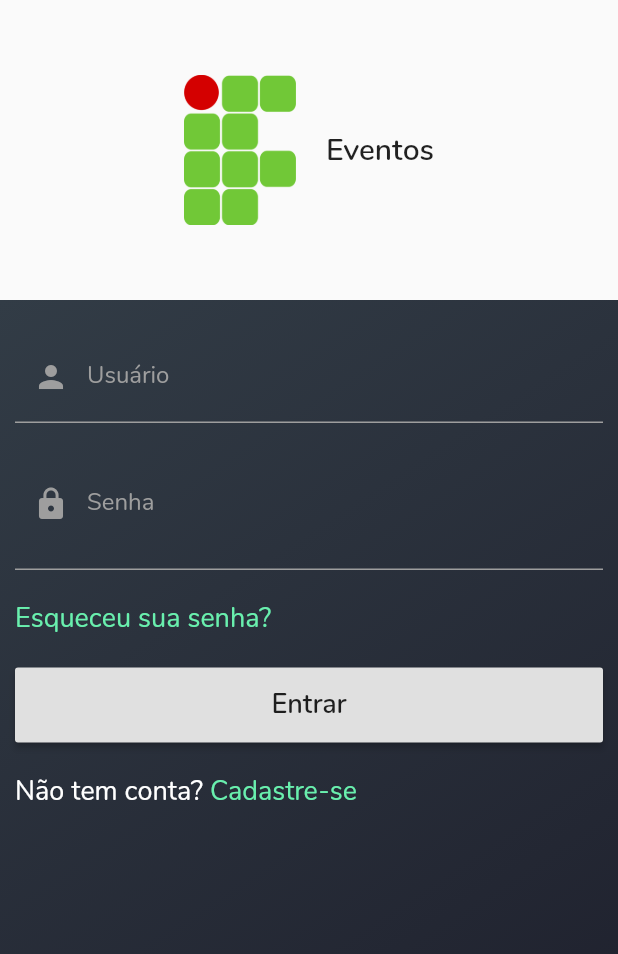
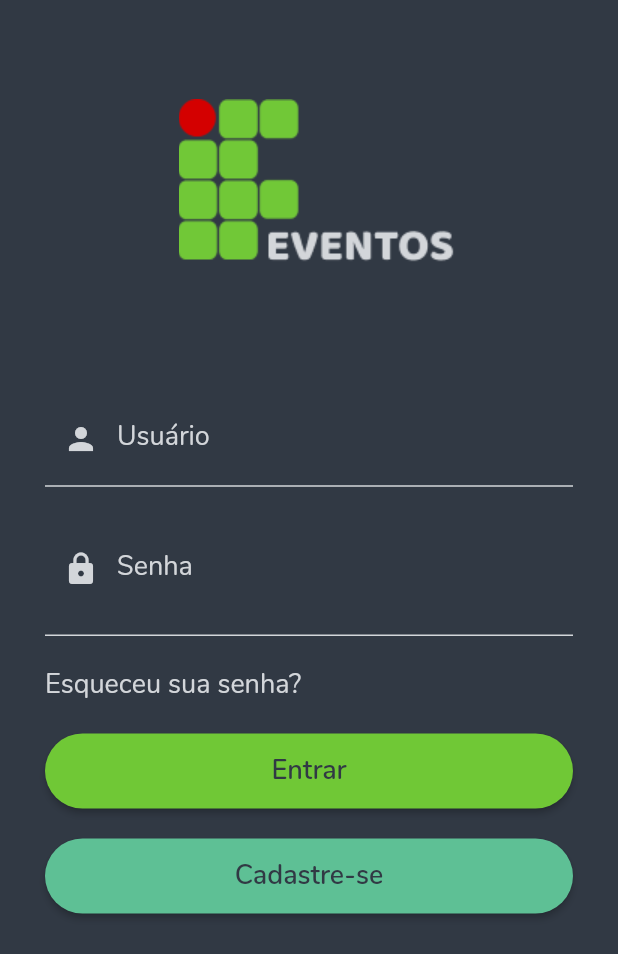
Before and after one commit to LucasS03/if-eventos, a Flutter app: the screen it shows after launch, on a phone screen of 412 x 824 dp. Shown: the top 954 px of the screen. Run offline on Flutter 3.47's test engine with Material 2 defaults, Android fonts, the phone set to English and light mode, and no system bars; our stand-ins replace cloud_firestore, csv, datetime_picker_formfield, expandable, file_picker, firebase_auth and 5 more; missing offline and left inert: excel; accounts and stored records are empty.

Commit message:
Nova tela de login

```diff
--- a/lib/main.dart
+++ b/lib/main.dart
@@ -1,5 +1,6 @@
 import 'package:flutter/material.dart';
 import 'package:get_storage/get_storage.dart';
+import 'package:ifeventos/views/signIn/sign-in-teste.dart';
 import 'package:ifeventos/views/splash-screen/splash-screen.dart';
 
 void main() async {
--- a/lib/views/signIn/sign-in.dart
+++ b/lib/views/signIn/sign-in.dart
@@ -5,6 +5,7 @@ import 'package:ifeventos/views/recover-password/recover-password.dart';
 import 'package:ifeventos/views/singup/sign-up.dart';
 import 'package:ifeventos/views/splash-screen/splash-screen.dart';
 import 'package:ifeventos/widgets/custom-dialog-box.dart';
+import 'package:flutter_svg/flutter_svg.dart';
 
 class SignInScreen extends StatefulWidget {
   @override
@@ -105,97 +106,69 @@ class _SignInScreenState extends State<SignInScreen> {
     return WillPopScope(
         onWillPop: _onBackPressed,
         child: Scaffold(
+          backgroundColor: Color(0xFF313944),
           body: SafeArea(
             child: SingleChildScrollView(
               child: Column(
                 children: <Widget>[
                   Container(
-                      width: double.maxFinite,
-                      height: 200,
-                      child: Row(
-                        mainAxisAlignment: MainAxisAlignment.center,
-                        crossAxisAlignment: CrossAxisAlignment.center,
-                        children: <Widget>[
-                          Image.asset(
-                            'images/if.png',
-                            height: 100,
-                          ),
-                          SizedBox(
-                            width: 20,
-                          ),
-                          Column(
-                            mainAxisAlignment: MainAxisAlignment.center,
-                            crossAxisAlignment: CrossAxisAlignment.start,
-                            children: <Widget>[
-                              Text(
-                                "Eventos",
-                                style: TextStyle(
-                                    fontFamily: 'Nunito',
-                                    fontSize: 20,
-                                    fontWeight: FontWeight.w600
-                                ),
-                              ),
-                              // Text(
-                              //   "2021",
-                              //   style: TextStyle(
-                              //     fontFamily: 'Nunito',
-                              //     fontSize: 20,
-                              //     fontWeight: FontWeight.w600
-                              //   ),
-                              // ),
-                            ],
-                          )
-                        ],
-                      )
-                  ),
-
-                  Container(
-                    height: MediaQuery.of(context).size.height - 200,
-                    padding: const EdgeInsets.symmetric(horizontal: 10, vertical: 20),
-                    decoration: BoxDecoration(
-                        gradient: LinearGradient(
-                            begin: Alignment.topLeft,
-                            end: Alignment.bottomRight,
-                            colors: [
-                              Color.fromRGBO(50,60,70,1),
-                              Color.fromRGBO(28,29,42,1),
-                            ]
-                        )
-                    ),
+                    padding: EdgeInsets.fromLTRB(30.0, 66.0, 30.0, 0.0),
                     child: Column(
                       crossAxisAlignment: CrossAxisAlignment.start,
                       children: <Widget>[
+                        Row(
+                          mainAxisAlignment: MainAxisAlignment.center,
+                          children: [
+                            SizedBox(
+                              width: 50,
+                            ),
+                            Center(
+                          child: Image.asset(
+                            'images/logo-if-eventos.png',
+                            //height: 100,
+                            fit: BoxFit.cover,
+                            alignment: Alignment.center,
+                          ),
+                        ),
+                          ],
+                        ),
+                        SizedBox(
+                          height: 84.0,
+                        ),
+
                         TextField(
                           controller: _mailController,
                           cursorColor: Colors.greenAccent,
                           style: TextStyle(
-                              color: Colors.white
+                              color: Color(0xFFD3D6DA)
                           ),
                           keyboardType: TextInputType.emailAddress,
                           decoration: InputDecoration(
                               labelText: "Usuário",
                               errorText: _validateMail ? _mailError : null,
                               labelStyle: TextStyle(
-                                  color: Colors.grey
+                                  color: Color(0xFFD3D6DA),
+                                  fontSize: 18,
+                                  fontFamily: 'Nunito'
                               ),
                               enabledBorder: UnderlineInputBorder(
                                   borderSide: BorderSide(
-                                      color: Colors.grey
+                                      color: Color(0xFFD3D6DA)
                                   )
                               ),
                               focusedBorder: UnderlineInputBorder(
                                 borderSide: BorderSide(
-                                    color: Colors.grey,
+                                    color: Color(0xFFD3D6DA),
                                     width: 2
                                 ),
                               ),
                               prefixIcon: Icon(
                                   Icons.person,
-                                  color: Colors.grey
+                                  color: Color(0xFFD3D6DA)
                               ),
                               border: UnderlineInputBorder(
                                   borderSide: BorderSide(
-                                      color: Colors.grey
+                                      color: Color(0xFFD3D6DA)
                                   )
                               )
                           ),
@@ -208,7 +181,7 @@ class _SignInScreenState extends State<SignInScreen> {
                           cursorColor: Colors.greenAccent,
                           obscureText: _hiddenPassword,
                           style: TextStyle(
-                              color: Colors.white
+                              color: Color(0xFFD3D6DA)
                           ),
                           keyboardType: TextInputType.text,
                           decoration: InputDecoration(
@@ -221,26 +194,27 @@ class _SignInScreenState extends State<SignInScreen> {
                                   }
                               ),
                               labelStyle: TextStyle(
-                                  color: Colors.grey
+                                  color: Color(0xFFD3D6DA),
+                                  fontSize: 18
                               ),
                               enabledBorder: UnderlineInputBorder(
                                   borderSide: BorderSide(
-                                      color: Colors.grey
+                                      color: Color(0xFFD3D6DA)
                                   )
                               ),
                               focusedBorder: UnderlineInputBorder(
                                 borderSide: BorderSide(
-                                    color: Colors.grey,
+                                    color: Color(0xFFD3D6DA),
                                     width: 2
                                 ),
                               ),
                               prefixIcon: Icon(
                                   Icons.lock,
-                                  color: Colors.grey
+                                  color: Color(0xFFD3D6DA)
                               ),
                               border: UnderlineInputBorder(
                                   borderSide: BorderSide(
-                                      color: Colors.grey
+                                      color: Color(0xFFD3D6DA)
                                   )
                               )
                           ),
@@ -258,7 +232,7 @@ class _SignInScreenState extends State<SignInScreen> {
                             child: Text(
                               "Esqueceu sua senha?",
                               style: TextStyle(
-                                  color: Colors.greenAccent,
+                                  color: Color(0xFFD3D6DA),
                                   fontFamily: 'Nunito',
                                   fontSize: 18,
                                   fontWeight: FontWeight.normal
@@ -270,13 +244,23 @@ class _SignInScreenState extends State<SignInScreen> {
                         SizedBox(
                           height: 50,
                           width: double.maxFinite,
-                          child: RaisedButton(
+                          child: ElevatedButton(
+                            style: ButtonStyle(
+                              backgroundColor: MaterialStateProperty.all(Color(0xFF70C836)),
+                              shape: MaterialStateProperty.all<RoundedRectangleBorder>(
+                                RoundedRectangleBorder(
+                                  borderRadius: BorderRadius.circular(61.0),
+
+                                ),
+                              ),
+                            ),
                             onPressed: () {
                               _login();
                             },
                             child: Text(
                               "Entrar",
                               style: TextStyle(
+                                  color: Color(0xFF313944),
                                   fontFamily: 'Nunito',
                                   fontSize: 18,
                                   fontWeight: FontWeight.w600
@@ -285,38 +269,73 @@ class _SignInScreenState extends State<SignInScreen> {
                           ),
                         ),
 
-                        Padding(
-                            padding: const EdgeInsets.symmetric(vertical: 20.0),
-                            child: Row(
-                              children: <Widget>[
-                                Text(
-                                  'Não tem conta?',
-                                  style: TextStyle(
-                                      color: Colors.white,
-                                      fontFamily: 'Nunito',
-                                      fontSize: 18,
-                                      fontWeight: FontWeight.normal
+                        SizedBox(
+                          height: 20.0,
+                        ),
+
+                        SizedBox(
+                          height: 50,
+                          width: double.maxFinite,
+                          child: ElevatedButton(
+                            style: ButtonStyle(
+                              backgroundColor: MaterialStateProperty.all(Color(0xFF5EC095)),
+                              shape: MaterialStateProperty.all<RoundedRectangleBorder>(
+                                RoundedRectangleBorder(
+                                  borderRadius: BorderRadius.circular(61.0),
+
                                 ),
                               ),
-                                GestureDetector(
-                                    onTap: () {
+                            ),
+                            onPressed: () {
                               Navigator.push(
                                         context,
                                         MaterialPageRoute(builder: (context) => SignUpScreen()),
                                       );
                             },
                             child: Text(
-                                        ' Cadastre-se',
+                              "Cadastre-se",
                               style: TextStyle(
-                                            color: Colors.greenAccent,
+                                  color: Color(0xFF313944),
                                   fontFamily: 'Nunito',
                                   fontSize: 18,
-                                            fontWeight: FontWeight.normal
-                                        )
-                                    )
-                                )
-                              ],
-                            )
+                                  fontWeight: FontWeight.w600
+                              ),
+                            ),
+                          ),
+                        ),
+
+                        // Padding(
+                        //     padding: const EdgeInsets.symmetric(vertical: 20.0),
+                        //     child: Row(
+                        //       children: <Widget>[
+                        //         Text(
+                        //           'Não tem conta?',
+                        //           style: TextStyle(
+                        //               color: Colors.white,
+                        //               fontFamily: 'Nunito',
+                        //               fontSize: 18,
+                        //               fontWeight: FontWeight.normal
+                        //           ),
+                        //         ),
+                        //         GestureDetector(
+                        //             onTap: () {
+                        //               Navigator.push(
+                        //                 context,
+                        //                 MaterialPageRoute(builder: (context) => SignUpScreen()),
+                        //               );
+                        //             },
+                        //             child: Text(
+                        //                 ' Cadastre-se',
+                        //                 style: TextStyle(
+                        //                     color: Colors.greenAccent,
+                        //                     fontFamily: 'Nunito',
+                        //                     fontSize: 18,
+                        //                     fontWeight: FontWeight.normal
+                        //                 )
+                        //             )
+                        //         )
+                        //       ],
+                        //     )
                           // RichText(
                           //   textAlign: TextAlign.center,
                           //   text: TextSpan(
@@ -340,7 +359,7 @@ class _SignInScreenState extends State<SignInScreen> {
                           //     ],
                           //   ),
                           // ),
-                        ),
+                        //),
                       ],
                     ),
                   ),
--- a/pubspec.yaml
+++ b/pubspec.yaml
@@ -44,6 +44,7 @@ dependencies:
   share: ^0.6.5+4
   excel: ^1.1.5
   expandable: ^4.1.4
+  flutter_svg: ^0.19.1
 
 dev_dependencies:
   flutter_test:
```
Also changed, not shown: images/logo-if-eventos.png (added), pubspec.lock. Lines whose indentation alone changed are shown as unchanged.
